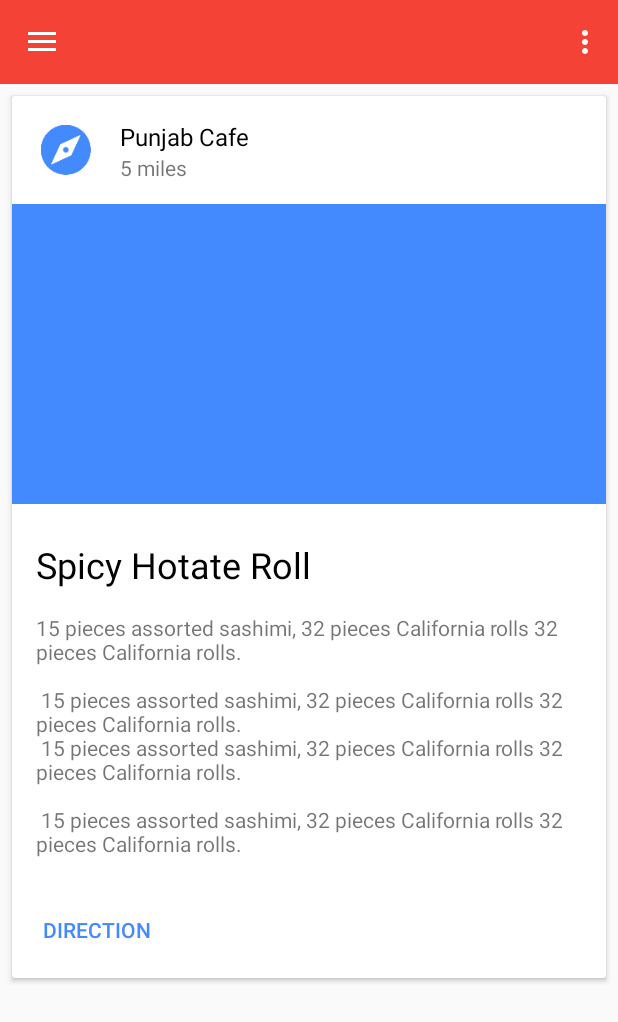
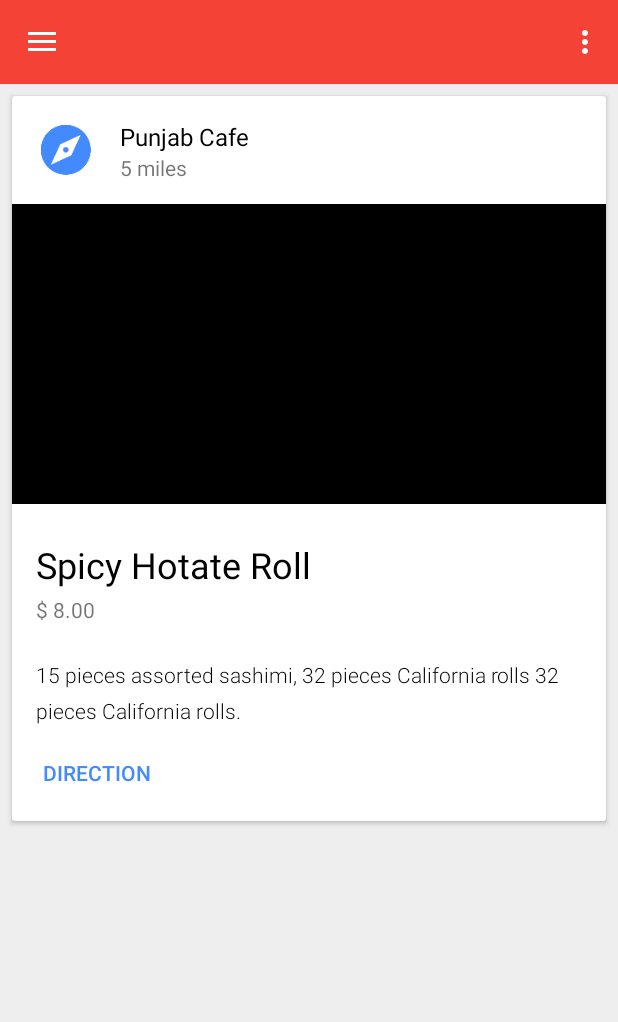
Before and after one commit to Limantara/Eat-It, an Android app: the DisplayResult screen opened directly, with no data from a screen before it, on a phone screen of 412 x 824 dp. Shown: the top 1022 px of the screen. Run offline under Robolectric (Android 15) with nearby library versions, the phone set to English and light mode, and no system bars; 7 statements that could not run were skipped.

```diff
--- a/app/src/main/java/me/limantara/eatit/activity/DisplayResult.java
+++ b/app/src/main/java/me/limantara/eatit/activity/DisplayResult.java
@@ -1,6 +1,7 @@
 package me.limantara.eatit.activity;
 
 import android.content.Intent;
+import android.graphics.Bitmap;
 import android.os.Bundle;
 import android.support.v4.widget.DrawerLayout;
 import android.support.v7.app.AppCompatActivity;
@@ -8,15 +9,35 @@ import android.support.v7.widget.Toolbar;
 import android.view.Menu;
 import android.view.MenuItem;
 import android.view.View;
+import android.widget.ImageView;
 import android.widget.TextView;
 
+import com.android.volley.Response;
+import com.android.volley.VolleyError;
+import com.android.volley.toolbox.ImageRequest;
+
+import java.util.List;
+
+import me.limantara.eatit.Helper.SQLiteHelper;
+import me.limantara.eatit.Helper.VolleyHelper;
 import me.limantara.eatit.R;
+import me.limantara.eatit.model.Venue;
 
 public class DisplayResult extends AppCompatActivity
         implements FragmentDrawer.FragmentDrawerListener{
 
     private Toolbar mToolbar;
     private FragmentDrawer drawerFragment;
+
+    private Venue selectedVenue;
+    private Venue.Item selectedFood;
+    private List<String> images;
+
+    private TextView restaurantName;
+    private TextView foodName;
+    private TextView foodPrice;
+    private TextView foodDescription;
+    private ImageView imageFood;
 
     @Override
     protected void onCreate(Bundle savedInstanceState) {
@@ -41,6 +62,12 @@ public class DisplayResult extends AppCompatActivity
         Intent intent = getIntent();
 
         toolbarTitle.setText(intent.getStringExtra(MainActivity.TOOLBAR_TITLE));
+
+        selectedVenue = (Venue) intent.getSerializableExtra(MainActivity.VENUE);
+        selectedFood = (Venue.Item) intent.getSerializableExtra(MainActivity.FOOD);
+
+        fillTextViews();
+        fillImage();
     }
 
     @Override
@@ -76,4 +103,56 @@ public class DisplayResult extends AppCompatActivity
             startActivity(intent);
         }
     }
+
+    /**
+     * Helper method to populate text views
+     */
+    private void fillTextViews() {
+        restaurantName = (TextView) findViewById(R.id.restaurantName);
+        foodName = (TextView) findViewById(R.id.foodName);
+        foodPrice = (TextView) findViewById(R.id.foodPrice);
+        foodDescription = (TextView) findViewById(R.id.foodDescription);
+        imageFood = (ImageView) findViewById(R.id.imageFood);
+
+        restaurantName.setText(selectedVenue.name);
+        foodName.setText(selectedFood.name);
+        foodPrice.setText("$ " + selectedFood.price);
+        foodDescription.setText(selectedFood.description);
+    }
+
+    /**
+     * Helper method to populate food' image
+     */
+    private void fillImage() {
+        images = selectedFood.images;
+        final String url = images.get(0);
+        ImageRequest request = new ImageRequest(url,
+                new Response.Listener<Bitmap>() {
+                    @Override
+                    public void onResponse(Bitmap bitmap) {
+                        imageFood.setImageBitmap(bitmap);
+
+                        // save to SQLite if store food is true
+                        if(DisplayResult.this.getIntent().getExtras().getBoolean(MainActivity.STORE_FOOD)) {
+                            SQLiteHelper dbHelper = SQLiteHelper.getInstance(DisplayResult.this);
+                            dbHelper.createFood(selectedFood, selectedVenue,  url);
+                            dbHelper.createVenue(selectedVenue);
+                        }
+                    }
+                }, 0, 0, null,
+                new Response.ErrorListener() {
+                    @Override
+                    public void onErrorResponse(VolleyError volleyError) {
+                        System.out.println(volleyError);
+
+                        if( ! images.isEmpty()) {
+                            DisplayResult.this.images.remove(0);
+                            DisplayResult.this.fillImage();
+                        }
+                    }
+                }
+        );
+
+        VolleyHelper.getInstance(this).addToRequestObject(request);
+    }
 }
--- a/app/src/main/java/me/limantara/eatit/activity/MainActivity.java
+++ b/app/src/main/java/me/limantara/eatit/activity/MainActivity.java
@@ -143,6 +143,7 @@ public class MainActivity extends AppCompatActivity
         if(selectedVenue == null)
             selectedVenue = SQLiteHelper.getInstance(this).findVenueFromFood(selectedFood);
 
+        intent.putExtra(TOOLBAR_TITLE, "Latest Suggestion");
         intent.putExtra(VENUE, selectedVenue);
         intent.putExtra(FOOD, selectedFood);
         intent.putExtra(STORE_FOOD, storeFood);
--- a/app/src/main/res/layout/activity_display_result.xml
+++ b/app/src/main/res/layout/activity_display_result.xml
@@ -40,7 +40,8 @@
                     android:layout_width="match_parent"
                     android:layout_height="match_parent"
                     android:id="@+id/scrollView"
-                    android:layout_below="@+id/container_toolbar">
+                    android:layout_below="@+id/container_toolbar"
+                    android:background="@color/card_background">
 
                     <LinearLayout
                         android:layout_width="match_parent"
@@ -82,6 +83,7 @@
                                         android:layout_marginTop="16dp" />
 
                                     <TextView
+                                        android:id="@+id/restaurantDistance"
                                         android:layout_width="match_parent"
                                         android:layout_height="wrap_content"
                                         android:text="5 miles"
@@ -93,33 +95,49 @@
 
 
                                 <ImageView
-                                    android:id="@+id/foodImage"
+                                    android:id="@+id/imageFood"
                                     android:layout_width="match_parent"
                                     android:layout_height="200dp"
                                     android:layout_below="@+id/restaurantInfo"
-                                    android:background="@color/accent" />
+                                    android:background="@color/black" />
 
                                 <TextView
                                     android:id="@+id/foodName"
                                     android:layout_width="match_parent"
                                     android:layout_height="wrap_content"
-                                    android:layout_below="@+id/foodImage"
                                     android:text="Spicy Hotate Roll"
                                     android:fontFamily="sans_serif_regular"
                                     android:textSize="24sp"
                                     android:layout_marginTop="24dp"
                                     android:layout_marginLeft="16dp"
                                     android:textColor="@color/black"
-                                    android:layout_marginBottom="16dp" />
+                                    android:layout_below="@+id/imageFood"
+                                    android:layout_marginBottom="4dp" />
+
+                                <TextView
+                                    android:id="@+id/foodPrice"
+                                    android:layout_width="wrap_content"
+                                    android:layout_height="wrap_content"
+                                    android:textAppearance="?android:attr/textAppearanceSmall"
+                                    android:text="$ 8.00"
+                                    android:layout_below="@+id/foodName"
+                                    android:layout_alignParentLeft="true"
+                                    android:layout_alignParentStart="true"
+                                    android:layout_marginLeft="16dp"
+                                    android:layout_marginBottom="24dp"/>
 
                                 <TextView
                                     android:id="@+id/foodDescription"
                                     android:layout_width="match_parent"
+                                    android:layout_below="@+id/foodPrice"
                                     android:layout_height="wrap_content"
-                                    android:layout_below="@+id/foodName"
-                                    android:text="15 pieces assorted sashimi, 32 pieces California rolls 32 pieces California rolls. \n\n 15 pieces assorted sashimi, 32 pieces California rolls 32 pieces California rolls.\n 15 pieces assorted sashimi, 32 pieces California rolls 32 pieces California rolls. \n\n 15 pieces assorted sashimi, 32 pieces California rolls 32 pieces California rolls."
-                                    android:layout_marginLeft="16dp"
-                                    android:layout_marginBottom="16dp" />
+                                    android:text="15 pieces assorted sashimi, 32 pieces California rolls 32 pieces California rolls."
+                                    android:textColor="@color/black"
+                                    android:textSize="14sp"
+                                    android:lineSpacingExtra="8sp"
+                                    android:fontFamily="sans-serif-light"
+                                    android:paddingLeft="16dp"
+                                    android:paddingRight="16dp" />
 
                                 <Button
                                     android:layout_width="wrap_content"
@@ -128,7 +146,8 @@
                                     android:text="Direction"
                                     style="?android:attr/borderlessButtonStyle"
                                     android:textColor="@color/accent"
-                                    android:layout_margin="8dp" />
+                                    android:layout_margin="8dp"
+                                    android:id="@+id/button" />
 
                             </RelativeLayout>
 
--- a/app/src/main/res/values/colors.xml
+++ b/app/src/main/res/values/colors.xml
@@ -6,4 +6,5 @@
     <color name="white">#FFFFFF</color>
     <color name="divider">#B6B6B6</color>
     <color name="black">#000000</color>
+    <color name="card_background">#EEEEEE</color>
 </resources>
```
